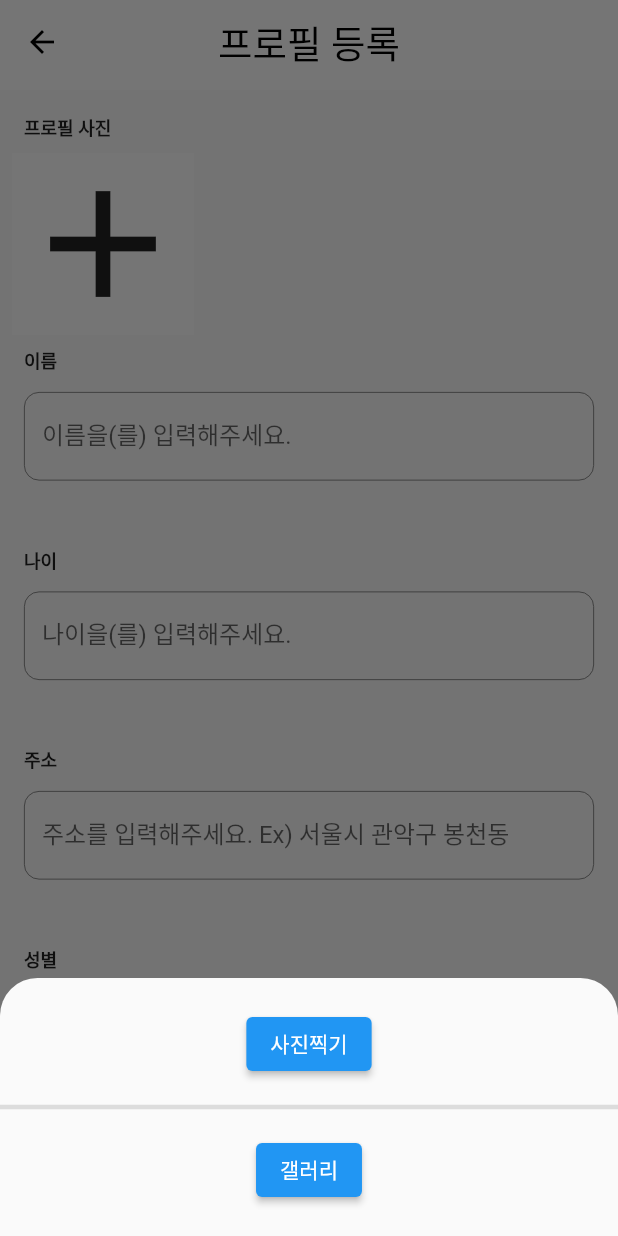
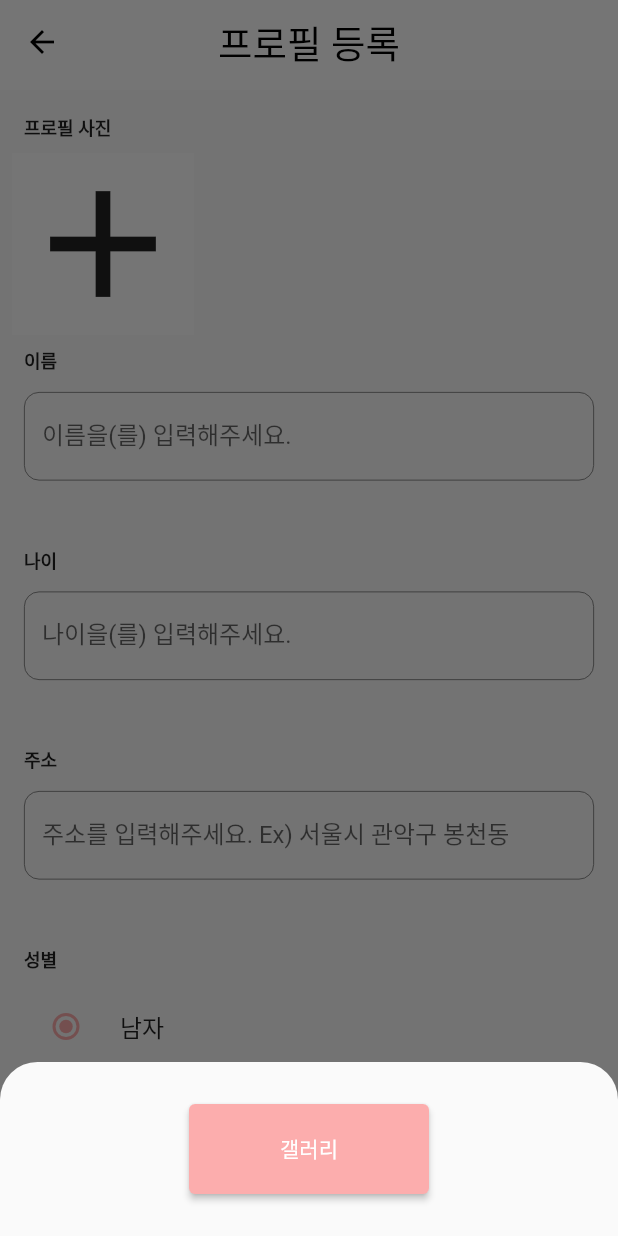
Before and after one commit to cielolimpio/mingle_mate_mobile, a Flutter app: the CreateProfileScreen screen opened by its route, after a tap on the "add" icon, on a phone screen of 412 x 824 dp. Run offline on Flutter 3.47's test engine with Material 2 defaults, Android fonts, the phone set to English and light mode, and no system bars; our stand-ins replace image_picker; missing offline and left inert: dart:ffi; Roboto replaces fonts that are missing (AppleSDGothicNeoBold).

Commit message:
fix : create profile ui

```diff
--- a/lib/screens/create_profile.dart
+++ b/lib/screens/create_profile.dart
@@ -154,25 +154,9 @@ class _CreateProfileScreenState extends State<CreateProfileScreen> {
             const SizedBox(
               height: 20,
             ),
-            ElevatedButton(
-              onPressed: () {},
-              child: const Text('사진찍기'),
-            ),
-            const SizedBox(
-              height: 10,
-            ),
-            const Divider(
-              thickness: 3,
-            ),
-            const SizedBox(
-              height: 10,
-            ),
-            ElevatedButton(
-              onPressed: () {
-                _getPhotoLibraryImage();
-              },
-              child: const Text('갤러리'),
-            ),
+            MingleMateElevatedButton(text: '갤러리', buttonColor: PRIMARY_COLOR, textColor: Colors.white, onPressed: (){
+              _getPhotoLibraryImage();
+            }),
             const SizedBox(
               height: 20,
             ),
@@ -192,7 +176,7 @@ class _CreateProfileScreenState extends State<CreateProfileScreen> {
       });
     } else {
       if (kDebugMode) {
-        print('이미지 선택안함');
+        print('이미지 선택X');
       }
     }
   }
```
Also changed, not shown: 2 other files.
